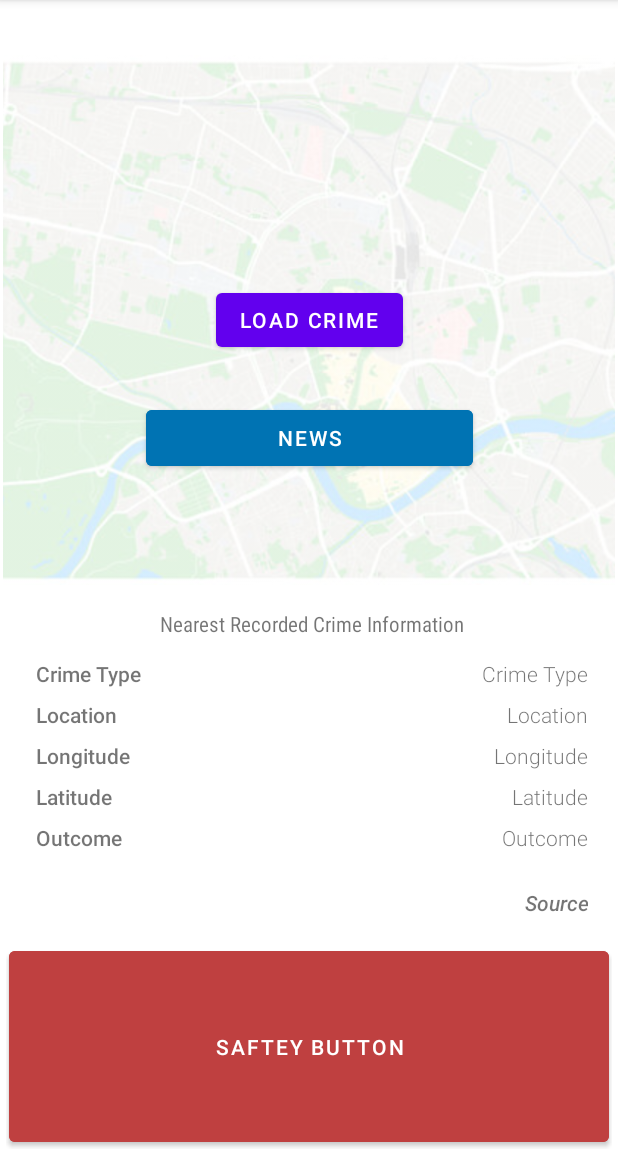
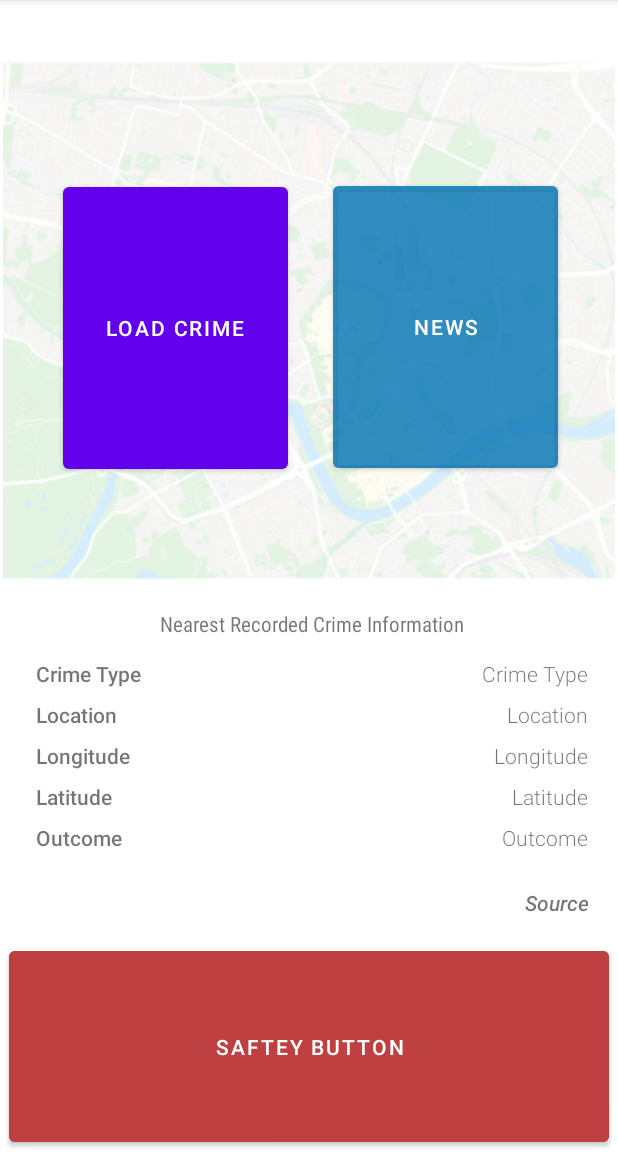
Before and after one commit to Pritesh2k/FinalYearProject, an Android app: the screen it shows after launch (MainActivity), after a tap on "WARNING: THE SYSTEM HAS DETECTED A POTEN", on a phone screen of 412 x 824 dp, the part 84-1236 px from its top. Run offline under Robolectric (Android 15) with nearby library versions, the phone set to English and light mode, and no system bars; our stand-ins replace Firebase (no records; nobody signed in at launch, a user with empty details on screens opened directly).

Commit message:
Cleaned up some code

```diff
--- a/app/src/main/java/com/example/finalyearproject/MainActivity.java
+++ b/app/src/main/java/com/example/finalyearproject/MainActivity.java
@@ -38,17 +38,14 @@ public class MainActivity extends AppCompatActivity {
     public static boolean isAlertMessage_ACTIVE = true;
     static  String[] DataCollection;
 
+    //Classes
+    GoogleMaps googleMaps;
+
     @SuppressLint({"WrongThread", "MissingInflatedId"})
     @Override
     protected void onCreate(Bundle savedInstanceState) {
         super.onCreate(savedInstanceState);
         setContentView(R.layout.activity_main);
-
-//        //TO DELETE
-//        Intent intent = new Intent();
-//        intent.setClass(getApplicationContext(), NewsAPI.class);
-//        startActivity(intent);
-//        //
 
         //Considering the state of the Alert Message Pop Up and setting up the Vibration
         ALERT_MESSAGE = (Button) findViewById(R.id.NotificationButton);
@@ -102,7 +99,6 @@ public class MainActivity extends AppCompatActivity {
         });
 
         //Creating a manual Pop Up Message (MUST incorporate later FULLY along with predication ect...
-            //Improved
         if(isAlertMessage_ACTIVE){
             GO_TO_MAP_BTN.setVisibility(View.INVISIBLE);
             DO_TO_DEBUG.setVisibility(View.INVISIBLE);
--- a/app/src/main/java/com/example/finalyearproject/Model/DetailsActivity.java
+++ b/app/src/main/java/com/example/finalyearproject/Model/DetailsActivity.java
@@ -59,8 +59,6 @@ public class DetailsActivity extends AppCompatActivity {
         webSettings.setPluginState(WebSettings.PluginState.OFF);
         webSettings.setLoadWithOverviewMode(true);
         webSettings.setCacheMode(WebSettings.LOAD_NO_CACHE);
-        //   webSettings.setUseWideViewPort(true);//Masaüstü görünümü sağlar.
-//        webSettings.setUserAgentString("Mozilla/5.0 (Linux; Android 10; SM-G970F) AppleWebKit/537.36 (KHTML, like Gecko) Chrome/75.0.3396.81 Mobile Safari/537.36");
         webSettings.setAllowFileAccess(true);
         webSettings.setAllowContentAccess(true);
         webSettings.supportZoom();
@@ -72,7 +70,6 @@ public class DetailsActivity extends AppCompatActivity {
         webSettings.setDatabaseEnabled(true);
 
         webSettings.setJavaScriptCanOpenWindowsAutomatically(true);
-//        webSettings.setSupportMultipleWindows(true);
         webSettings.setSaveFormData(true);
         webSettings.setSavePassword(true);
         getWindow().setFlags(WindowManager.LayoutParams.FLAG_HARDWARE_ACCELERATED, WindowManager.LayoutParams.FLAG_HARDWARE_ACCELERATED);
--- a/app/src/main/java/com/example/finalyearproject/Model/NewsAdapter.java
+++ b/app/src/main/java/com/example/finalyearproject/Model/NewsAdapter.java
@@ -52,10 +52,6 @@ public class NewsAdapter extends RecyclerView.Adapter<NewsAdapter.NewsHolder> {
         tvTitle.setText(newsModelArrayList.get(position).getTitle());
         tvPublishAt.setText(newsModelArrayList.get(position).getPublisDate());
         Glide.with(activity).load(newsModelArrayList.get(position).getUrlToImage()).into(img);
-        Log.i("MARDUK URL",newsModelArrayList.get(position).getUrl());
-
-
-
     }
 
     @Override
@@ -68,7 +64,6 @@ public class NewsAdapter extends RecyclerView.Adapter<NewsAdapter.NewsHolder> {
         public NewsHolder(@NonNull View itemView,int viewtype) {
             super(itemView);
             tvTitle=itemView.findViewById(R.id.tvTitle);
-            //tvContent=itemView.findViewById(R.id.tvContent);
             tvPublishAt=itemView.findViewById(R.id.tvPublishAt);
             img=itemView.findViewById(R.id.img);
             img.setVisibility(View.GONE);
--- a/app/src/main/res/layout/activity_google_maps.xml
+++ b/app/src/main/res/layout/activity_google_maps.xml
@@ -9,4 +9,5 @@
     android:layout_height="0dp"
     android:layout_weight="0.5"
     tools:context=".GoogleMaps">
+
 </fragment>
--- a/app/src/main/res/layout/activity_main.xml
+++ b/app/src/main/res/layout/activity_main.xml
@@ -39,28 +39,31 @@
 
         <Button
             android:id="@+id/News"
-            android:layout_width="218dp"
-            android:layout_height="49dp"
-            android:backgroundTint="#0073B3"
+            android:layout_width="150dp"
+            android:layout_height="200dp"
+            android:backgroundTint="#8D0073B3"
             android:text="News"
             android:textColor="#FFFFFF"
             android:visibility="visible"
             app:layout_constraintBottom_toBottomOf="@+id/MapBackground"
             app:layout_constraintEnd_toEndOf="parent"
+            app:layout_constraintHorizontal_bias="0.852"
             app:layout_constraintStart_toStartOf="parent"
             app:layout_constraintTop_toTopOf="@+id/MapBackground"
-            app:layout_constraintVertical_bias="0.759" />
+            app:layout_constraintVertical_bias="0.529" />
 
         <Button
             android:id="@+id/CrimeLog_Button"
-            android:layout_width="wrap_content"
-            android:layout_height="wrap_content"
+            android:layout_width="150dp"
+            android:layout_height="200dp"
             android:text="Load Crime"
             android:visibility="visible"
             app:layout_constraintBottom_toBottomOf="@+id/MapBackground"
             app:layout_constraintEnd_toEndOf="@+id/MapBackground"
+            app:layout_constraintHorizontal_bias="0.155"
             app:layout_constraintStart_toStartOf="parent"
-            app:layout_constraintTop_toTopOf="@+id/MapBackground" />
+            app:layout_constraintTop_toTopOf="@+id/MapBackground"
+            app:layout_constraintVertical_bias="0.535" />
 
         <Button
             android:id="@+id/NotificationButton"
```
Also changed, not shown: app/src/main/AndroidManifest.xml (+0 -7 lines), app/src/main/java/com/example/finalyearproject/GoogleMaps.java (+34 -20 lines), app/src/main/java/com/example/finalyearproject/NewsAPI.java (+10 -3 lines), app/src/main/java/com/example/finalyearproject/PythonClass.java (deleted, +0 -13 lines), app/src/main/res/layout/activity_python_class.xml (deleted, +0 -8 lines).
